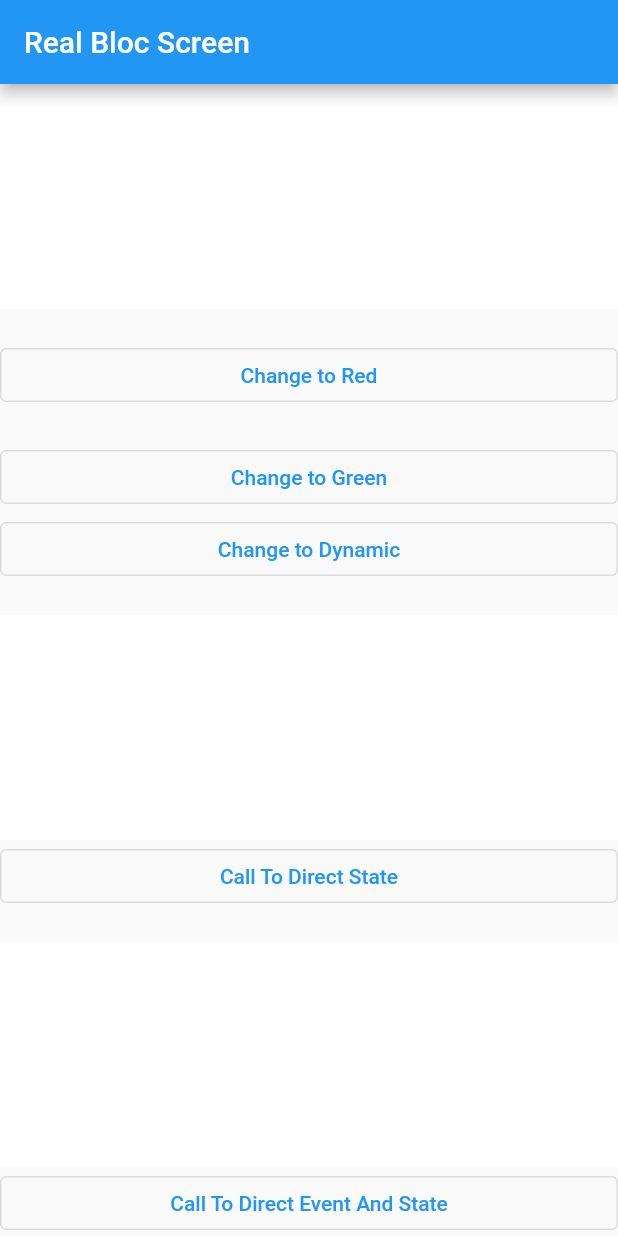
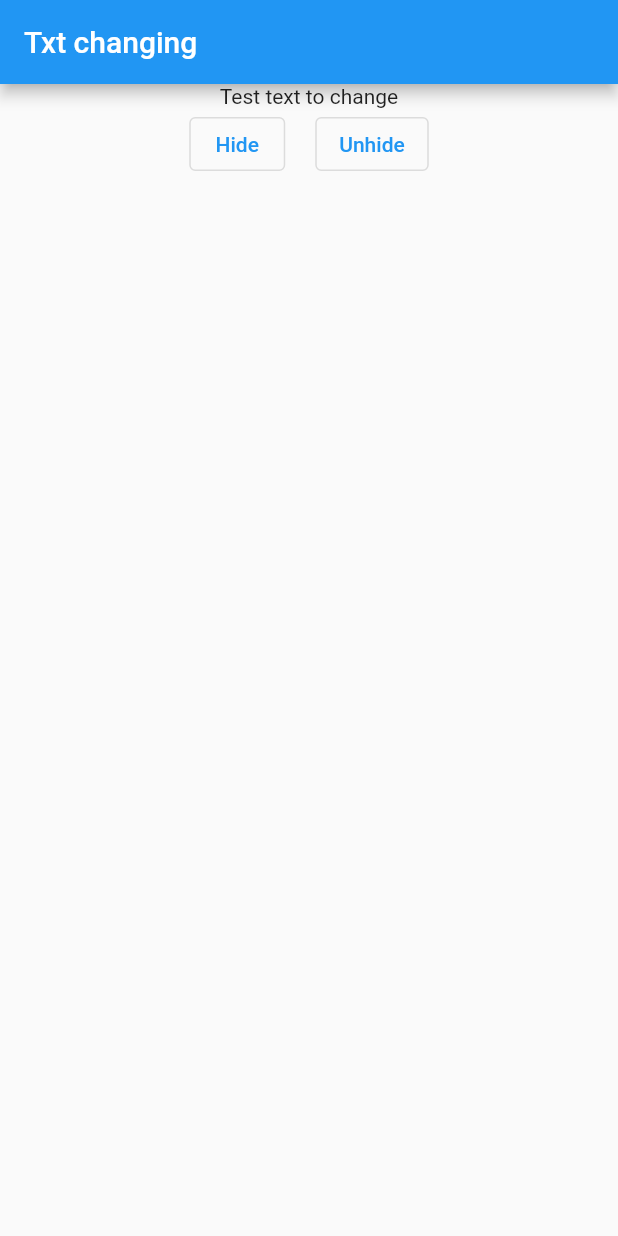
Before and after one commit to root137/state_management, a Flutter app: the screen it shows after launch, on a phone screen of 412 x 824 dp. Run offline on Flutter 3.47's test engine with Material 2 defaults, Android fonts, the phone set to English and light mode, and no system bars; our stand-ins replace flutter_bloc.

Commit message:
state management using cubit

```diff
--- a/lib/main.dart
+++ b/lib/main.dart
@@ -1,9 +1,9 @@
 import 'package:flutter/material.dart';
 import 'package:flutter_bloc/flutter_bloc.dart';
 import 'package:state_management/stateManagement/bloc/blocObserver/my_bloc_observer.dart';
-import 'package:state_management/stateManagement/bloc/color_cubit.dart';
 import 'package:state_management/stateManagement/bloc/realBloc/color_bloc.dart';
-import 'package:state_management/stateManagement/bloc/realBloc/real_bloc_screen.dart';
+import 'package:state_management/stateManagement/bloc/realBloc/practiseBloc/text_cubit.dart';
+import 'package:state_management/stateManagement/bloc/realBloc/practiseBloc/text_screen.dart';
 
 void main() {
   ///setting my bloc observer here...
@@ -29,8 +29,8 @@ class MyApp extends StatelessWidget {
           primarySwatch: Colors.blue,
         ),
         home: BlocProvider(
-          create: (_) => ColorCubit(),
-          child: RealBlocScreen(),
+          create: (_) => TextObsceureCubit(),
+          child: TextScreen(),
         ),
       ),
     );
--- /dev/null
+++ b/lib/stateManagement/bloc/realBloc/practiseBloc/text_cubit.dart
@@ -0,0 +1,15 @@
+import 'package:flutter_bloc/flutter_bloc.dart';
+
+class TextObsceureCubit extends Cubit<bool> {
+  TextObsceureCubit() : super(false);
+
+  void changeToObsceure() {
+    emit(true);
+  }
+
+  void changeToNotObsceure() {
+    emit(false);
+  }
+}
+
+//this is event and bool is state.
--- /dev/null
+++ b/lib/stateManagement/bloc/realBloc/practiseBloc/text_screen.dart
@@ -0,0 +1,50 @@
+import 'package:flutter/material.dart';
+import 'package:flutter_bloc/flutter_bloc.dart';
+
+import 'text_cubit.dart';
+
+class TextScreen extends StatelessWidget {
+  const TextScreen({Key? key}) : super(key: key);
+
+  @override
+  Widget build(BuildContext context) {
+    return Scaffold(
+      appBar: AppBar(
+        title: const Text('Txt changing'),
+      ),
+      body: SingleChildScrollView(
+        child: Column(
+          children: [
+            BlocBuilder<TextObsceureCubit, bool>(
+              builder: (context, state) {
+                return state
+                    ? const Text('******************')
+                    : const Text('Test text to change');
+              },
+            ),
+            Row(
+              mainAxisAlignment: MainAxisAlignment.center,
+              children: [
+                OutlinedButton(
+                  onPressed: () {
+                    context.read<TextObsceureCubit>().changeToObsceure();
+                  },
+                  child: const Text('Hide'),
+                ),
+                const SizedBox(
+                  width: 20,
+                ),
+                OutlinedButton(
+                  onPressed: () {
+                    context.read<TextObsceureCubit>().changeToNotObsceure();
+                  },
+                  child: const Text('Unhide'),
+                ),
+              ],
+            ),
+          ],
+        ),
+      ),
+    );
+  }
+}
--- a/pubspec.yaml
+++ b/pubspec.yaml
@@ -38,6 +38,8 @@ dependencies:
   cupertino_icons: ^1.0.2
   http: ^0.13.5
   flutter_bloc: ^8.1.1
+  provider: ^6.0.4
+
 
 dev_dependencies:
   flutter_test:
```
Also changed, not shown: pubspec.lock.
